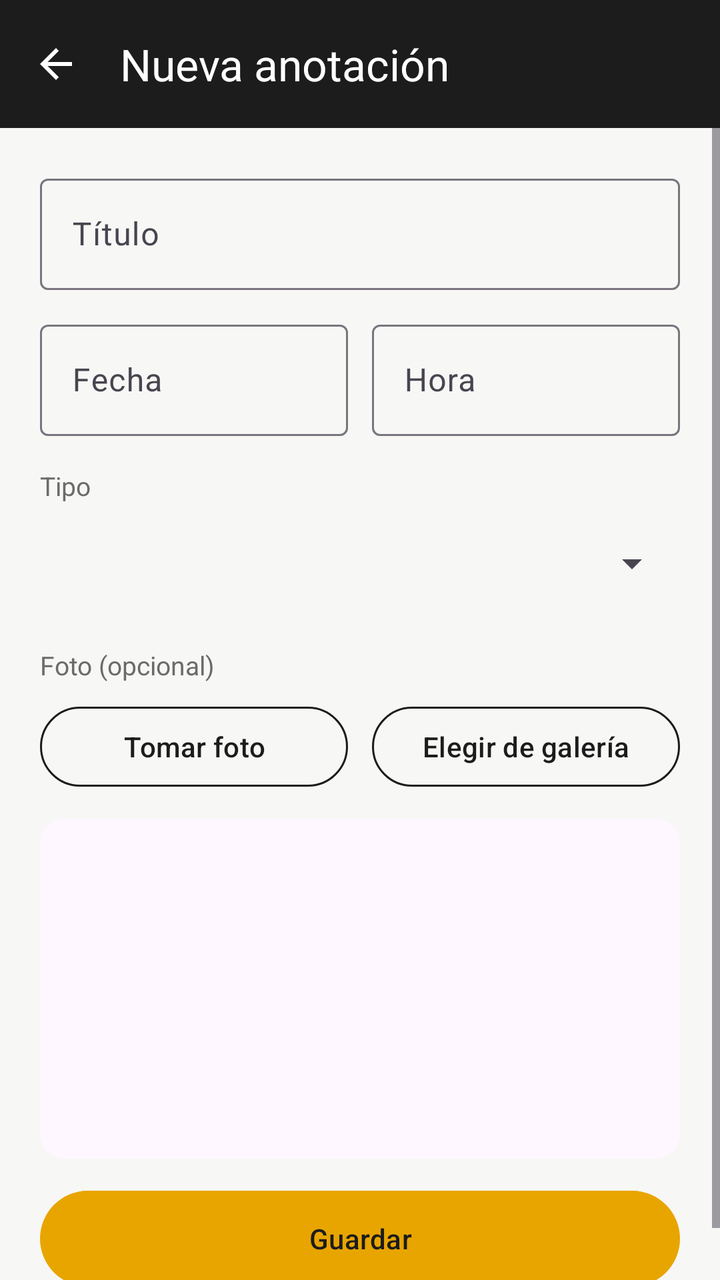
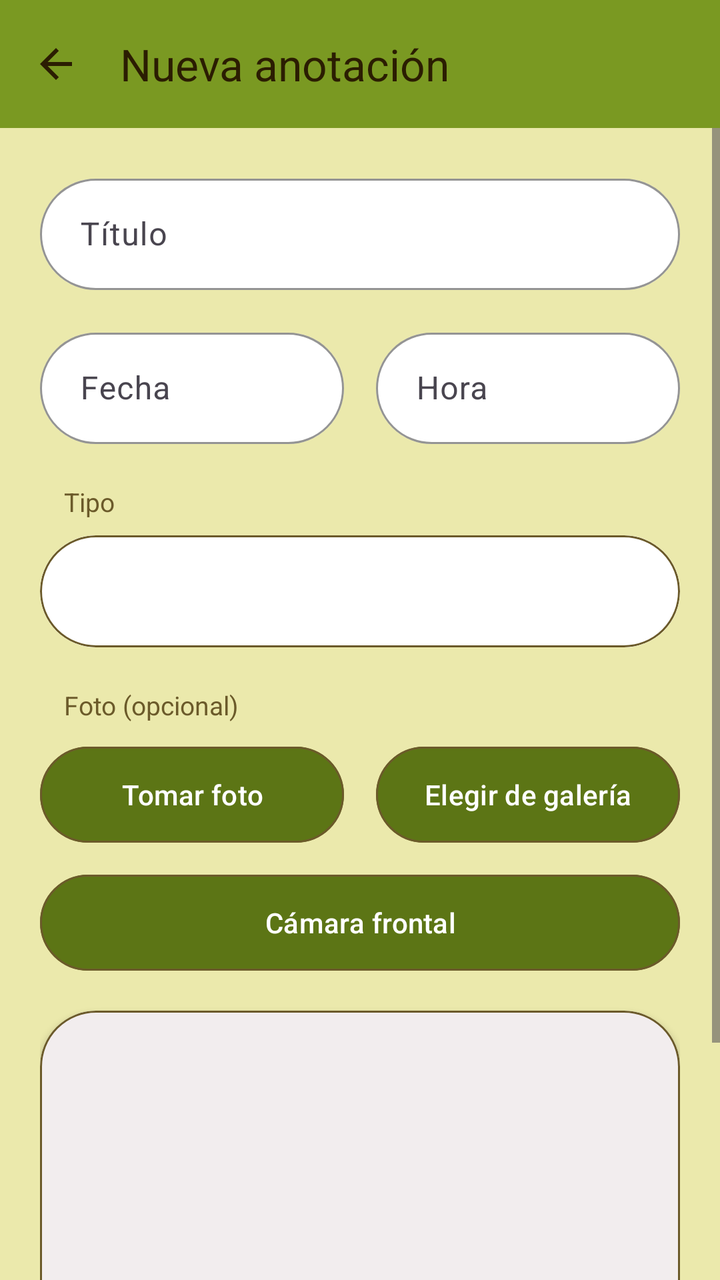

Two renders of the same Android screen: before a commit and after it. Below are the layout's source before the change and the commit's diff.
<!-- AndroidManifest.xml: application theme Theme.AgendaEventos -->
<!-- res/layout/activity_form.xml -->
<?xml version="1.0" encoding="utf-8"?>
<LinearLayout xmlns:android="http://schemas.android.com/apk/res/android"
    xmlns:app="http://schemas.android.com/apk/res-auto"
    xmlns:tools="http://schemas.android.com/tools"
    android:id="@+id/main"
    android:layout_width="match_parent"
    android:layout_height="match_parent"
    android:background="@color/fondo"
    android:orientation="vertical"
    tools:context=".FormActivity">

    <com.google.android.material.appbar.MaterialToolbar
        android:id="@+id/toolbar"
        android:layout_width="match_parent"
        android:layout_height="wrap_content"
        android:background="@color/color_encabezado"
        android:minHeight="64dp"
        app:navigationContentDescription="@string/desc_volver"
        app:navigationIcon="@drawable/ic_arrow_back"
        app:title="@string/titulo_form"
        app:titleTextAppearance="@style/TextAppearance.Material3.TitleLarge"
        app:titleTextColor="@color/texto_encabezado" />

    <ScrollView
        android:layout_width="match_parent"
        android:layout_height="0dp"
        android:layout_weight="1"
        android:fillViewport="true">

        <LinearLayout
            android:layout_width="match_parent"
            android:layout_height="wrap_content"
            android:orientation="vertical"
            android:padding="20dp">

            
            <com.google.android.material.textfield.TextInputLayout
                style="@style/Widget.Material3.TextInputLayout.OutlinedBox"
                android:layout_width="match_parent"
                android:layout_height="wrap_content"
                android:hint="@string/label_titulo">

                <com.google.android.material.textfield.TextInputEditText
                    android:id="@+id/edtTitulo"
                    android:layout_width="match_parent"
                    android:layout_height="wrap_content"
                    android:imeOptions="actionDone"
                    android:inputType="textCapSentences"
                    android:maxLines="1" />
            </com.google.android.material.textfield.TextInputLayout>

            
            <LinearLayout
                android:layout_width="match_parent"
                android:layout_height="wrap_content"
                android:layout_marginTop="12dp"
                android:orientation="horizontal">

                <com.google.android.material.textfield.TextInputLayout
                    style="@style/Widget.Material3.TextInputLayout.OutlinedBox"
                    android:layout_width="0dp"
                    android:layout_height="wrap_content"
                    android:layout_marginEnd="6dp"
                    android:layout_weight="1"
                    android:hint="@string/label_fecha">

                    <com.google.android.material.textfield.TextInputEditText
                        android:id="@+id/edtFecha"
                        android:layout_width="match_parent"
                        android:layout_height="wrap_content"
                        android:clickable="true"
                        android:cursorVisible="false"
                        android:focusable="false"
                        android:inputType="none" />
                </com.google.android.material.textfield.TextInputLayout>

                <com.google.android.material.textfield.TextInputLayout
                    style="@style/Widget.Material3.TextInputLayout.OutlinedBox"
                    android:layout_width="0dp"
                    android:layout_height="wrap_content"
                    android:layout_marginStart="6dp"
                    android:layout_weight="1"
                    android:hint="@string/label_hora">

                    <com.google.android.material.textfield.TextInputEditText
                        android:id="@+id/edtHora"
                        android:layout_width="match_parent"
                        android:layout_height="wrap_content"
                        android:clickable="true"
                        android:cursorVisible="false"
                        android:focusable="false"
                        android:inputType="none" />
                </com.google.android.material.textfield.TextInputLayout>
            </LinearLayout>

            
            <TextView
                android:layout_width="wrap_content"
                android:layout_height="wrap_content"
                android:layout_marginTop="16dp"
                android:text="@string/label_tipo"
                android:textColor="@color/texto_secundario"
                android:textSize="13sp" />

            <Spinner
                android:id="@+id/spinnerTipo"
                android:layout_width="match_parent"
                android:layout_height="52dp"
                android:layout_marginTop="4dp" />

            
            <TextView
                android:layout_width="wrap_content"
                android:layout_height="wrap_content"
                android:layout_marginTop="16dp"
                android:text="@string/label_foto"
                android:textColor="@color/texto_secundario"
                android:textSize="13sp" />

            <LinearLayout
                android:layout_width="match_parent"
                android:layout_height="wrap_content"
                android:layout_marginTop="8dp"
                android:orientation="horizontal">

                <com.google.android.material.button.MaterialButton
                    android:id="@+id/btnTomarFoto"
                    style="@style/Widget.Material3.Button.OutlinedButton"
                    android:layout_width="0dp"
                    android:layout_height="wrap_content"
                    android:layout_marginEnd="6dp"
                    android:layout_weight="1"
                    android:text="@string/btn_tomar_foto"
                    android:textColor="@color/texto_principal"
                    app:strokeColor="@color/color_primario" />

                <com.google.android.material.button.MaterialButton
                    android:id="@+id/btnGaleria"
                    style="@style/Widget.Material3.Button.OutlinedButton"
                    android:layout_width="0dp"
                    android:layout_height="wrap_content"
                    android:layout_marginStart="6dp"
                    android:layout_weight="1"
                    android:text="@string/btn_elegir_galeria"
                    android:textColor="@color/texto_principal"
                    app:strokeColor="@color/color_primario" />
            </LinearLayout>

            
            <com.google.android.material.card.MaterialCardView
                android:layout_width="match_parent"
                android:layout_height="170dp"
                android:layout_marginTop="12dp"
                app:cardCornerRadius="12dp"
                app:cardElevation="0dp"
                app:strokeWidth="0dp">

                <ImageView
                    android:id="@+id/imgVistaPrevia"
                    android:layout_width="match_parent"
                    android:layout_height="match_parent"
                    android:contentDescription="@string/desc_vista_previa"
                    android:scaleType="centerCrop" />
            </com.google.android.material.card.MaterialCardView>

            <com.google.android.material.button.MaterialButton
                android:id="@+id/btnQuitarFoto"
                style="@style/Widget.Material3.Button.TextButton"
                android:layout_width="wrap_content"
                android:layout_height="wrap_content"
                android:layout_gravity="end"
                android:text="@string/btn_quitar_foto"
                android:textColor="@color/texto_secundario"
                android:visibility="gone" />

            <com.google.android.material.button.MaterialButton
                android:id="@+id/btnGuardar"
                android:layout_width="match_parent"
                android:layout_height="56dp"
                android:layout_marginTop="12dp"
                android:text="@string/btn_guardar"
                android:textColor="@color/texto_sobre_acento"
                app:backgroundTint="@color/color_acento" />
        </LinearLayout>
    </ScrollView>
</LinearLayout>
<!-- resources referenced by this layout -->
<resources>
  <color name="color_acento">#E8A500</color>
  <color name="color_encabezado">#1C1C1C</color>
  <color name="color_primario">#1C1C1C</color>
  <color name="fondo">#F7F7F5</color>
  <color name="texto_encabezado">#FFFFFF</color>
  <color name="texto_principal">#1C1C1C</color>
  <color name="texto_secundario">#6B6B6B</color>
  <color name="texto_sobre_acento">#1C1C1C</color>
  <!-- drawable ic_arrow_back (drawable) -->
  <vector xmlns:android="http://schemas.android.com/apk/res/android"
      android:width="24dp"
      android:height="24dp"
      android:viewportWidth="24"
      android:viewportHeight="24">
      <path
          android:fillColor="#FFFFFF"
          android:pathData="M20,11H7.83l5.59,-5.59L12,4l-8,8 8,8 1.41,-1.41L7.83,13H20v-2z" />
  </vector>
  <string name="btn_elegir_galeria">Elegir de galería</string>
  <string name="btn_guardar">Guardar</string>
  <string name="btn_quitar_foto">Quitar foto</string>
  <string name="btn_tomar_foto">Tomar foto</string>
  <string name="desc_vista_previa">Vista previa de la imagen</string>
  <string name="desc_volver">Volver</string>
  <string name="label_fecha">Fecha</string>
  <string name="label_foto">Foto (opcional)</string>
  <string name="label_hora">Hora</string>
  <string name="label_tipo">Tipo</string>
  <string name="label_titulo">Título</string>
  <string name="titulo_form">Nueva anotación</string>
  <style name="Theme.AgendaEventos" parent="Base.Theme.AgendaEventos" />
  <style name="Base.Theme.AgendaEventos" parent="Theme.Material3.Light.NoActionBar">
          <item name="colorPrimary">@color/color_primario</item>
          <item name="colorOnPrimary">@color/texto_sobre_primario</item>
          <item name="colorSecondary">@color/color_acento</item>
          <item name="colorOnSecondary">@color/texto_sobre_acento</item>
          <item name="android:colorBackground">@color/fondo</item>
      </style>
  <color name="texto_sobre_primario">#FFFFFF</color>
</resources>

<!-- the commit's change to res/layout/activity_form.xml (unified diff, before → after) -->
@@ -14,7 +14,7 @@
         android:layout_width="match_parent"
         android:layout_height="wrap_content"
         android:background="@color/color_encabezado"
-        android:minHeight="64dp"
+        android:minHeight="@dimen/alto_barra_secundaria"
         app:navigationContentDescription="@string/desc_volver"
         app:navigationIcon="@drawable/ic_arrow_back"
         app:title="@string/titulo_form"
@@ -31,14 +31,21 @@
             android:layout_width="match_parent"
             android:layout_height="wrap_content"
             android:orientation="vertical"
-            android:padding="20dp">
+            android:padding="@dimen/separacion_muy_amplia">
 
             
             <com.google.android.material.textfield.TextInputLayout
                 style="@style/Widget.Material3.TextInputLayout.OutlinedBox"
                 android:layout_width="match_parent"
                 android:layout_height="wrap_content"
-                android:hint="@string/label_titulo">
+                android:hint="@string/label_titulo"
+                app:boxBackgroundColor="@color/white"
+                app:boxCornerRadiusBottomEnd="@dimen/radio_grande"
+                app:boxCornerRadiusBottomStart="@dimen/radio_grande"
+                app:boxCornerRadiusTopEnd="@dimen/radio_grande"
+                app:boxCornerRadiusTopStart="@dimen/radio_grande"
+                app:boxStrokeColor="@color/texto_secundario"
+                app:hintTextColor="@color/texto_secundario">
 
                 <com.google.android.material.textfield.TextInputEditText
                     android:id="@+id/edtTitulo"
@@ -46,23 +53,32 @@
                     android:layout_height="wrap_content"
                     android:imeOptions="actionDone"
                     android:inputType="textCapSentences"
-                    android:maxLines="1" />
+                    android:maxLines="1"
+                    android:paddingStart="@dimen/separacion_muy_amplia"
+                    android:paddingEnd="@dimen/separacion_muy_amplia" />
             </com.google.android.material.textfield.TextInputLayout>
 
             
             <LinearLayout
                 android:layout_width="match_parent"
                 android:layout_height="wrap_content"
-                android:layout_marginTop="12dp"
+                android:layout_marginTop="@dimen/separacion_amplia"
                 android:orientation="horizontal">
 
                 <com.google.android.material.textfield.TextInputLayout
                     style="@style/Widget.Material3.TextInputLayout.OutlinedBox"
                     android:layout_width="0dp"
                     android:layout_height="wrap_content"
-                    android:layout_marginEnd="6dp"
-                    android:layout_weight="1"
-                    android:hint="@string/label_fecha">
+                    android:layout_marginEnd="@dimen/separacion_compacta"
+                    android:layout_weight="1"
+                    android:hint="@string/label_fecha"
+                    app:boxBackgroundColor="@color/white"
+                    app:boxCornerRadiusBottomEnd="@dimen/radio_grande"
+                    app:boxCornerRadiusBottomStart="@dimen/radio_grande"
+                    app:boxCornerRadiusTopEnd="@dimen/radio_grande"
+                    app:boxCornerRadiusTopStart="@dimen/radio_grande"
+                    app:boxStrokeColor="@color/texto_secundario"
+                    app:hintTextColor="@color/texto_secundario">
 
                     <com.google.android.material.textfield.TextInputEditText
                         android:id="@+id/edtFecha"
@@ -71,16 +87,25 @@
                         android:clickable="true"
                         android:cursorVisible="false"
                         android:focusable="false"
-                        android:inputType="none" />
+                        android:inputType="none"
+                        android:paddingStart="@dimen/separacion_muy_amplia"
+                        android:paddingEnd="@dimen/separacion_muy_amplia" />
                 </com.google.android.material.textfield.TextInputLayout>
 
                 <com.google.android.material.textfield.TextInputLayout
                     style="@style/Widget.Material3.TextInputLayout.OutlinedBox"
                     android:layout_width="0dp"
                     android:layout_height="wrap_content"
-                    android:layout_marginStart="6dp"
-                    android:layout_weight="1"
-                    android:hint="@string/label_hora">
+                    android:layout_marginStart="@dimen/separacion_compacta"
+                    android:layout_weight="1"
+                    android:hint="@string/label_hora"
+                    app:boxBackgroundColor="@color/white"
+                    app:boxCornerRadiusBottomEnd="@dimen/radio_grande"
+                    app:boxCornerRadiusBottomStart="@dimen/radio_grande"
+                    app:boxCornerRadiusTopEnd="@dimen/radio_grande"
+                    app:boxCornerRadiusTopStart="@dimen/radio_grande"
+                    app:boxStrokeColor="@color/texto_secundario"
+                    app:hintTextColor="@color/texto_secundario">
 
                     <com.google.android.material.textfield.TextInputEditText
                         android:id="@+id/edtHora"
@@ -89,7 +114,9 @@
                         android:clickable="true"
                         android:cursorVisible="false"
                         android:focusable="false"
-                        android:inputType="none" />
+                        android:inputType="none"
+                        android:paddingStart="@dimen/separacion_muy_amplia"
+                        android:paddingEnd="@dimen/separacion_muy_amplia" />
                 </com.google.android.material.textfield.TextInputLayout>
             </LinearLayout>
 
@@ -97,63 +124,95 @@
             <TextView
                 android:layout_width="wrap_content"
                 android:layout_height="wrap_content"
-                android:layout_marginTop="16dp"
+                android:layout_marginTop="@dimen/separacion_muy_amplia"
+                android:layout_marginStart="@dimen/separacion_normal"
                 android:text="@string/label_tipo"
                 android:textColor="@color/texto_secundario"
-                android:textSize="13sp" />
-
-            <Spinner
-                android:id="@+id/spinnerTipo"
-                android:layout_width="match_parent"
-                android:layout_height="52dp"
-                android:layout_marginTop="4dp" />
+                android:textSize="@dimen/texto_etiqueta" />
+
+            <com.google.android.material.card.MaterialCardView
+                android:layout_width="match_parent"
+                android:layout_height="wrap_content"
+                android:layout_marginTop="@dimen/separacion_compacta"
+                app:cardCornerRadius="@dimen/radio_grande"
+                app:cardElevation="@dimen/sin_elevacion"
+                app:strokeColor="@color/texto_secundario"
+                app:strokeWidth="@dimen/grosor_borde">
+
+                <Spinner
+                    android:id="@+id/spinnerTipo"
+                    android:layout_width="match_parent"
+                    android:layout_height="@dimen/alto_boton"
+                    android:background="@color/white"
+                    android:paddingStart="@dimen/separacion_amplia"
+                    android:paddingEnd="@dimen/separacion_amplia" />
+            </com.google.android.material.card.MaterialCardView>
 
             
             <TextView
                 android:layout_width="wrap_content"
                 android:layout_height="wrap_content"
-                android:layout_marginTop="16dp"
+                android:layout_marginTop="@dimen/separacion_muy_amplia"
+                android:layout_marginStart="@dimen/separacion_normal"
                 android:text="@string/label_foto"
                 android:textColor="@color/texto_secundario"
-                android:textSize="13sp" />
+                android:textSize="@dimen/texto_etiqueta" />
 
             <LinearLayout
                 android:layout_width="match_parent"
                 android:layout_height="wrap_content"
-                android:layout_marginTop="8dp"
+                android:layout_marginTop="@dimen/separacion_compacta"
                 android:orientation="horizontal">
 
                 <com.google.android.material.button.MaterialButton
                     android:id="@+id/btnTomarFoto"
-                    style="@style/Widget.Material3.Button.OutlinedButton"
-                    android:layout_width="0dp"
-                    android:layout_height="wrap_content"
-                    android:layout_marginEnd="6dp"
+                    android:layout_width="0dp"
+                    android:layout_height="@dimen/alto_boton"
+                    android:layout_marginEnd="@dimen/separacion_compacta"
                     android:layout_weight="1"
                     android:text="@string/btn_tomar_foto"
-                    android:textColor="@color/texto_principal"
-                    app:strokeColor="@color/color_primario" />
+                    android:textColor="@color/texto_sobre_primario"
+                    app:backgroundTint="@color/color_primario"
+                    app:cornerRadius="@dimen/radio_grande"
+                    app:strokeColor="@color/texto_secundario"
+                    app:strokeWidth="@dimen/grosor_borde" />
 
                 <com.google.android.material.button.MaterialButton
                     android:id="@+id/btnGaleria"
-                    style="@style/Widget.Material3.Button.OutlinedButton"
-                    android:layout_width="0dp"
-                    android:layout_height="wrap_content"
-                    android:layout_marginStart="6dp"
+                    android:layout_width="0dp"
+                    android:layout_height="@dimen/alto_boton"
+                    android:layout_marginStart="@dimen/separacion_compacta"
                     android:layout_weight="1"
                     android:text="@string/btn_elegir_galeria"
-                    android:textColor="@color/texto_principal"
-                    app:strokeColor="@color/color_primario" />
+                    android:textColor="@color/texto_sobre_primario"
+                    app:backgroundTint="@color/color_primario"
+                    app:cornerRadius="@dimen/radio_grande"
+                    app:strokeColor="@color/texto_secundario"
+                    app:strokeWidth="@dimen/grosor_borde" />
             </LinearLayout>
 
             
+            <com.google.android.material.button.MaterialButton
+                android:id="@+id/btnCamaraFrontal"
+                android:layout_width="match_parent"
+                android:layout_height="@dimen/alto_boton"
+                android:layout_marginTop="@dimen/separacion_compacta"
+                android:text="@string/btn_camara_frontal"
+                android:textColor="@color/texto_sobre_primario"
+                app:backgroundTint="@color/color_primario"
+                app:cornerRadius="@dimen/radio_grande"
+                app:strokeColor="@color/texto_secundario"
+                app:strokeWidth="@dimen/grosor_borde" />
+
+            
             <com.google.android.material.card.MaterialCardView
                 android:layout_width="match_parent"
-                android:layout_height="170dp"
-                android:layout_marginTop="12dp"
-                app:cardCornerRadius="12dp"
-                app:cardElevation="0dp"
-                app:strokeWidth="0dp">
+                android:layout_height="@dimen/alto_vista_previa"
+                android:layout_marginTop="@dimen/separacion_amplia"
+                app:cardCornerRadius="@dimen/radio_grande"
+                app:cardElevation="@dimen/elevacion_suave"
+                app:strokeColor="@color/texto_secundario"
+                app:strokeWidth="@dimen/grosor_borde">
 
                 <ImageView
                     android:id="@+id/imgVistaPrevia"
@@ -176,11 +235,15 @@
             <com.google.android.material.button.MaterialButton
                 android:id="@+id/btnGuardar"
                 android:layout_width="match_parent"
-                android:layout_height="56dp"
-                android:layout_marginTop="12dp"
+                android:layout_height="@dimen/alto_boton_grande"
+                android:layout_marginTop="@dimen/separacion_extra"
                 android:text="@string/btn_guardar"
+                android:textSize="@dimen/texto_subtitulo"
                 android:textColor="@color/texto_sobre_acento"
-                app:backgroundTint="@color/color_acento" />
+                app:backgroundTint="@color/color_acento"
+                app:cornerRadius="@dimen/radio_grande"
+                app:strokeColor="@color/texto_secundario"
+                app:strokeWidth="@dimen/grosor_borde" />
         </LinearLayout>
     </ScrollView>
 </LinearLayout>
<!-- resource entries referenced after the edit -->
@@ -1,13 +1,12 @@
 <!-- resources referenced by this layout -->
 <resources>
-  <color name="color_acento">#E8A500</color>
-  <color name="color_encabezado">#1C1C1C</color>
-  <color name="color_primario">#1C1C1C</color>
-  <color name="fondo">#F7F7F5</color>
-  <color name="texto_encabezado">#FFFFFF</color>
-  <color name="texto_principal">#1C1C1C</color>
-  <color name="texto_secundario">#6B6B6B</color>
-  <color name="texto_sobre_acento">#1C1C1C</color>
+  <color name="color_acento">#B38D28</color>
+  <color name="color_encabezado">#7A9922</color>
+  <color name="color_primario">#5C7515</color>
+  <color name="fondo">#EBE9AC</color>
+  <color name="texto_encabezado">#2B1D02</color>
+  <color name="texto_secundario">#6B5A2A</color>
+  <color name="texto_sobre_acento">#2B1D02</color>
   <!-- drawable ic_arrow_back (drawable) -->
   <vector xmlns:android="http://schemas.android.com/apk/res/android"
       android:width="24dp"
@@ -15,9 +14,10 @@
       android:viewportWidth="24"
       android:viewportHeight="24">
       <path
-          android:fillColor="#FFFFFF"
+          android:fillColor="@color/texto_encabezado"
           android:pathData="M20,11H7.83l5.59,-5.59L12,4l-8,8 8,8 1.41,-1.41L7.83,13H20v-2z" />
   </vector>
+  <string name="btn_camara_frontal">Cámara frontal</string>
   <string name="btn_elegir_galeria">Elegir de galería</string>
   <string name="btn_guardar">Guardar</string>
   <string name="btn_quitar_foto">Quitar foto</string>
@@ -39,5 +39,21 @@
           <item name="android:colorBackground">@color/fondo</item>
       </style>
   <color name="texto_sobre_primario">#FFFFFF</color>
+  <color name="white">#FFFFFF</color>
+  <dimen name="alto_barra_secundaria">64dp</dimen>
+  <dimen name="alto_boton">56dp</dimen>
+  <dimen name="alto_boton_grande">60dp</dimen>
+  <dimen name="alto_vista_previa">180dp</dimen>
+  <dimen name="elevacion_suave">2dp</dimen>
+  <dimen name="grosor_borde">1dp</dimen>
+  <dimen name="radio_grande">28dp</dimen>
+  <dimen name="separacion_amplia">16dp</dimen>
+  <dimen name="separacion_compacta">8dp</dimen>
+  <dimen name="separacion_extra">24dp</dimen>
+  <dimen name="separacion_muy_amplia">20dp</dimen>
+  <dimen name="separacion_normal">12dp</dimen>
+  <dimen name="sin_elevacion">0dp</dimen>
+  <dimen name="texto_etiqueta">13sp</dimen>
+  <dimen name="texto_subtitulo">16sp</dimen>
 </resources>
 
